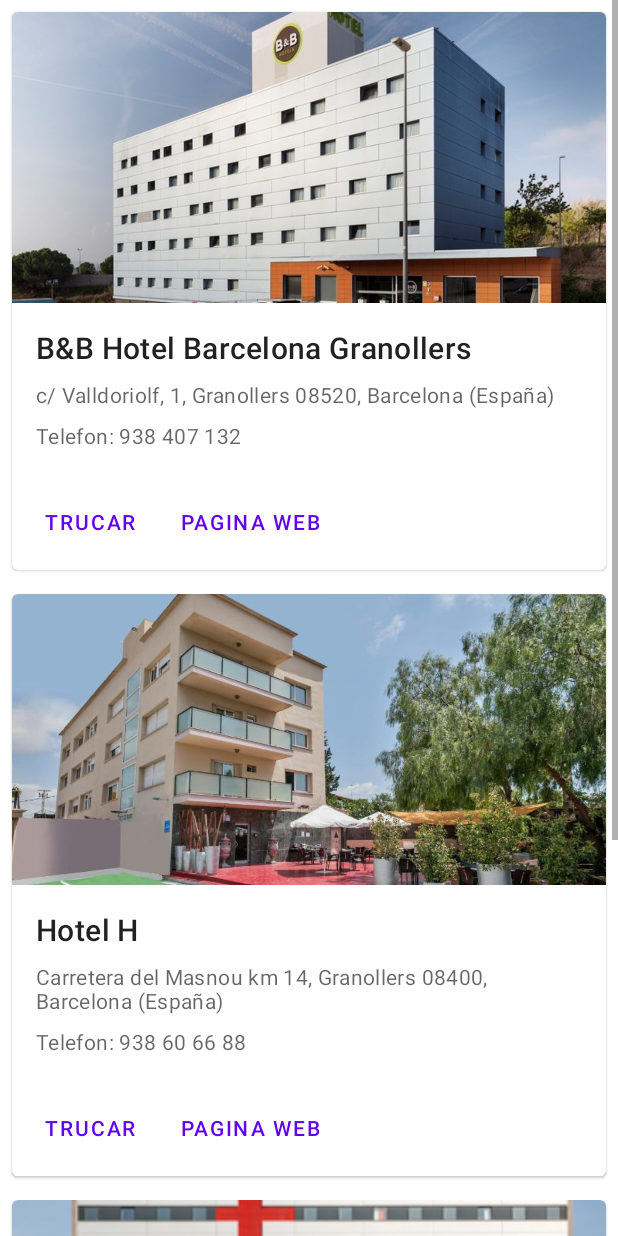
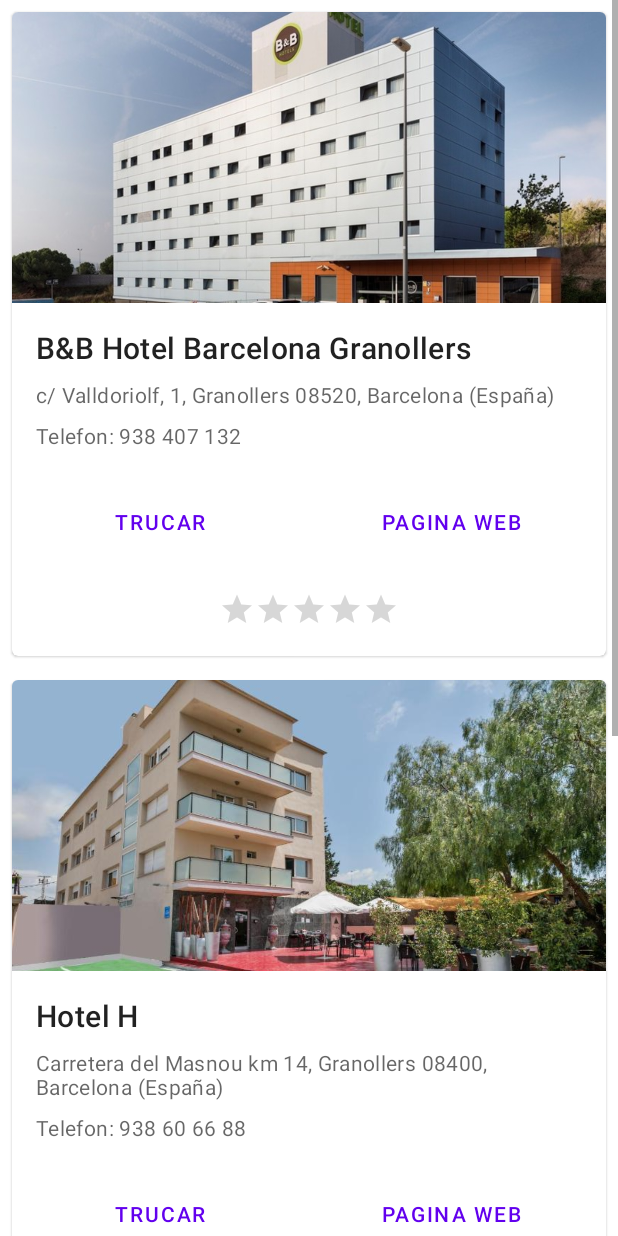
Before and after one commit to dev-aserra/GranCentre, an Android app: the layout fragment_hotel2.xml on its own in the app's theme, with its tools: preview values and no code run, on a phone screen of 412 x 824 dp. Run offline under Robolectric (Android 15) with nearby library versions, the phone set to English and light mode, and no system bars.

Commit message:
Finalitzacio del fragment_hotel2.

```diff
--- a/app/src/main/java/com/example/grancentre/ActivityHotel.java
+++ b/app/src/main/java/com/example/grancentre/ActivityHotel.java
@@ -14,6 +14,7 @@ import android.util.Log;
 import android.view.View;
 import android.widget.Button;
 import android.widget.FrameLayout;
+import android.widget.RatingBar;
 import android.widget.TextView;
 
 import com.example.grancentre.FragmentsHotel.PageAdapter;
--- a/app/src/main/java/com/example/grancentre/FragmentsHotel/Hotel2.java
+++ b/app/src/main/java/com/example/grancentre/FragmentsHotel/Hotel2.java
@@ -5,6 +5,7 @@ import android.os.Bundle;
 import android.view.LayoutInflater;
 import android.view.View;
 import android.view.ViewGroup;
+import android.widget.RatingBar;
 import android.widget.TextView;
 
 import androidx.annotation.NonNull;
--- a/app/src/main/res/layout/fragment_hotel2.xml
+++ b/app/src/main/res/layout/fragment_hotel2.xml
@@ -65,27 +65,47 @@
 
                 <!-- Buttons -->
                 <LinearLayout
-                    android:layout_width="wrap_content"
+                    android:layout_width="match_parent"
                     android:layout_height="wrap_content"
                     android:layout_margin="8dp"
                     android:orientation="horizontal">
 
                     <com.google.android.material.button.MaterialButton
-                        android:layout_width="wrap_content"
+                        android:layout_width="match_parent"
                         android:layout_height="wrap_content"
+                        android:layout_weight="1"
                         android:layout_marginEnd="8dp"
                         android:text="@string/trucar"
                         android:id="@+id/telefonHotel2Estrellas_1"
                         style="?attr/borderlessButtonStyle"
                         />
                     <com.google.android.material.button.MaterialButton
-                        android:layout_width="wrap_content"
+                        android:layout_width="match_parent"
                         android:layout_height="wrap_content"
+                        android:layout_weight="1"
                         android:text="@string/pagina_web"
                         android:id="@+id/websiteHotel2Estrellas_1"
                         style="?attr/borderlessButtonStyle"
+
                         />
+
                 </LinearLayout>
+                <RelativeLayout
+                    android:layout_width="match_parent"
+                    android:layout_height="wrap_content"
+                    >
+                    <RatingBar
+                        android:layout_width="wrap_content"
+                        android:layout_height="wrap_content"
+                        android:scaleX="0.5"
+                        android:scaleY="0.5"
+                        android:saveEnabled="true"
+                        android:numStars="5"
+                        android:layout_centerInParent="true"
+                        android:id="@+id/ratingBarHotel2Estrellas_1"
+                        >
+                    </RatingBar>
+                </RelativeLayout>
             </LinearLayout>
         </com.google.android.material.card.MaterialCardView>
         <com.google.android.material.card.MaterialCardView
@@ -137,27 +157,45 @@
                 </LinearLayout>
                 <!-- Buttons -->
                 <LinearLayout
-                    android:layout_width="wrap_content"
+                    android:layout_width="match_parent"
                     android:layout_height="wrap_content"
                     android:layout_margin="8dp"
                     android:orientation="horizontal">
 
                     <com.google.android.material.button.MaterialButton
-                        android:layout_width="wrap_content"
+                        android:layout_width="match_parent"
                         android:layout_height="wrap_content"
+                        android:layout_weight="1"
                         android:layout_marginEnd="8dp"
                         android:text="@string/trucar"
                         android:id="@+id/telefonHotel2Estrellas_2"
                         style="?attr/borderlessButtonStyle"
                         />
                     <com.google.android.material.button.MaterialButton
-                        android:layout_width="wrap_content"
+                        android:layout_width="match_parent"
                         android:layout_height="wrap_content"
+                        android:layout_weight="1"
                         android:text="@string/pagina_web"
                         android:id="@+id/websiteHotel2Estrellas_2"
                         style="?attr/borderlessButtonStyle"
                         />
                 </LinearLayout>
+                <RelativeLayout
+                    android:layout_width="match_parent"
+                    android:layout_height="wrap_content"
+                    >
+                    <RatingBar
+                        android:layout_width="wrap_content"
+                        android:layout_height="wrap_content"
+                        android:scaleX="0.5"
+                        android:scaleY="0.5"
+                        android:saveEnabled="true"
+                        android:numStars="5"
+                        android:layout_centerInParent="true"
+                        android:id="@+id/ratingBarHotel2Estrellas_2"
+                        >
+                    </RatingBar>
+                </RelativeLayout>
             </LinearLayout>
         </com.google.android.material.card.MaterialCardView>
         <com.google.android.material.card.MaterialCardView
@@ -206,27 +244,45 @@
                 </LinearLayout>
                 <!-- Buttons -->
                 <LinearLayout
-                    android:layout_width="wrap_content"
+                    android:layout_width="match_parent"
                     android:layout_height="wrap_content"
                     android:layout_margin="8dp"
                     android:orientation="horizontal">
 
                     <com.google.android.material.button.MaterialButton
-                        android:layout_width="wrap_content"
+                        android:layout_width="match_parent"
                         android:layout_height="wrap_content"
+                        android:layout_weight="1"
                         android:layout_marginEnd="8dp"
                         android:text="@string/trucar"
                         android:id="@+id/telefonHotel2Estrellas_3"
                         style="?attr/borderlessButtonStyle"
                         />
                     <com.google.android.material.button.MaterialButton
-                        android:layout_width="wrap_content"
+                        android:layout_width="match_parent"
                         android:layout_height="wrap_content"
+                        android:layout_weight="1"
                         android:text="@string/pagina_web"
                         android:id="@+id/websiteHotel2Estrellas_3"
                         style="?attr/borderlessButtonStyle"
                         />
                 </LinearLayout>
+                <RelativeLayout
+                    android:layout_width="match_parent"
+                    android:layout_height="wrap_content"
+                    >
+                    <RatingBar
+                        android:layout_width="wrap_content"
+                        android:layout_height="wrap_content"
+                        android:scaleX="0.5"
+                        android:scaleY="0.5"
+                        android:saveEnabled="true"
+                        android:numStars="5"
+                        android:layout_centerInParent="true"
+                        android:id="@+id/ratingBarHotel2Estrellas_3"
+                        >
+                    </RatingBar>
+                </RelativeLayout>
             </LinearLayout>
         </com.google.android.material.card.MaterialCardView>
     </LinearLayout>
```
